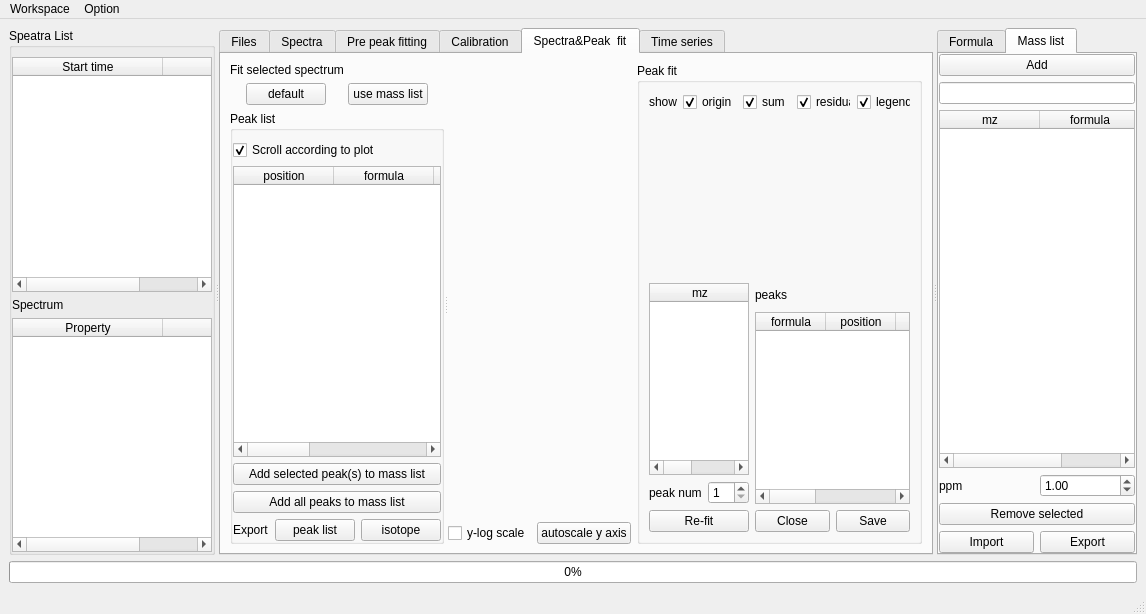
The window that Oribitool.ui (l460289052/Orbitool) describes before a commit, drawn with Qt 5.
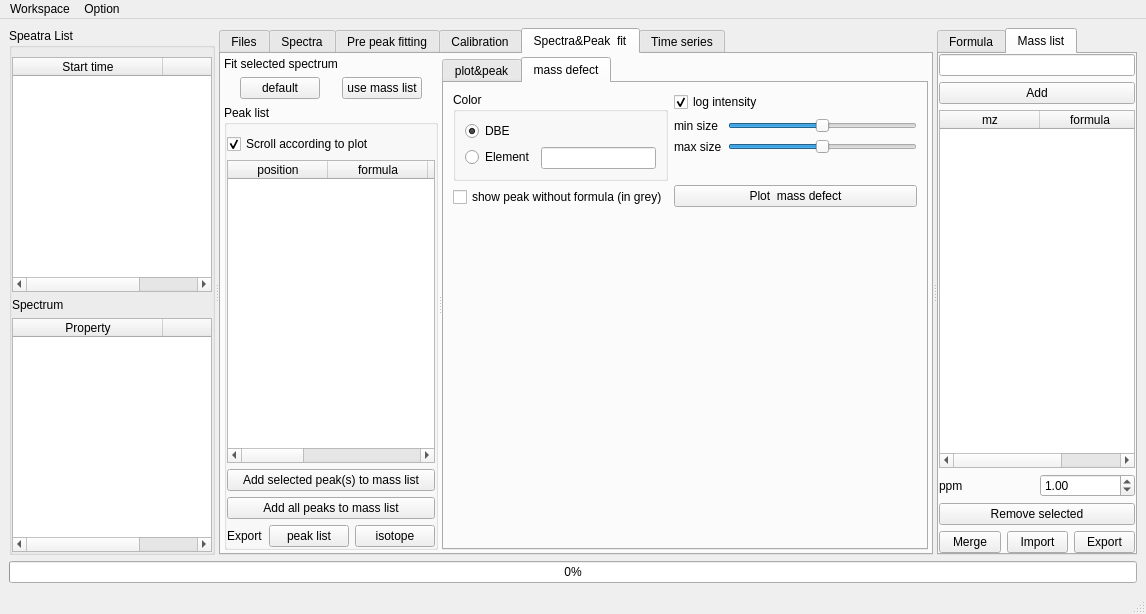
The same window after the commit. The open tabs and pages were chosen to show the change.

Commit message: ver1.2.0 bug fix: while remove peak from mass list; appended: log scale in timeseries, merge mass list, mass detect; changed: keep time interval

The edit to the form file:
```diff
--- a/Oribitool.ui
+++ b/Oribitool.ui
@@ -454,19 +454,6 @@
                </property>
               </widget>
              </item>
-             <item row="4" column="1">
-              <widget class="QDoubleSpinBox" name="averagePpmDoubleSpinBox">
-               <property name="minimum">
-                <double>0.010000000000000</double>
-               </property>
-               <property name="maximum">
-                <double>9.990000000000000</double>
-               </property>
-               <property name="value">
-                <double>1.000000000000000</double>
-               </property>
-              </widget>
-             </item>
              <item row="4" column="0">
               <widget class="QLabel" name="averagePpmLabel">
                <property name="text">
@@ -474,6 +461,19 @@
                </property>
               </widget>
              </item>
+             <item row="4" column="1">
+              <widget class="QDoubleSpinBox" name="averagePpmDoubleSpinBox">
+               <property name="minimum">
+                <double>0.010000000000000</double>
+               </property>
+               <property name="maximum">
+                <double>9.990000000000000</double>
+               </property>
+               <property name="value">
+                <double>1.000000000000000</double>
+               </property>
+              </widget>
+             </item>
              <item row="5" column="0" colspan="2">
               <widget class="QGroupBox" name="groupBox_6">
                <property name="sizePolicy">
@@ -1389,6 +1389,18 @@
          <string>Spectra&amp;&amp;Peak  fit</string>
         </attribute>
         <layout class="QVBoxLayout" name="verticalLayout_7">
+         <property name="leftMargin">
+          <number>3</number>
+         </property>
+         <property name="topMargin">
+          <number>3</number>
+         </property>
+         <property name="rightMargin">
+          <number>3</number>
+         </property>
+         <property name="bottomMargin">
+          <number>3</number>
+         </property>
          <item>
           <widget class="QSplitter" name="spectra3Splitter">
            <property name="orientation">
@@ -1593,8 +1605,27 @@
              </item>
             </layout>
            </widget>
-           <widget class="QWidget" name="layoutWidget">
-            <layout class="QHBoxLayout" name="horizontalLayout_6">
+           <widget class="QTabWidget" name="spectrum3TabWidget">
+            <property name="currentIndex">
+             <number>1</number>
+            </property>
+            <widget class="QWidget" name="spectrum3PlotPeakTab">
+             <attribute name="title">
+              <string>plot&amp;&amp;peak</string>
+             </attribute>
+             <layout class="QHBoxLayout" name="horizontalLayout_26">
+              <property name="leftMargin">
+               <number>3</number>
+              </property>
+              <property name="topMargin">
+               <number>3</number>
+              </property>
+              <property name="rightMargin">
+               <number>3</number>
+              </property>
+              <property name="bottomMargin">
+               <number>3</number>
+              </property>
              <item>
               <widget class="QWidget" name="spectrum3MainWidget" native="true">
                <property name="sizePolicy">
@@ -1919,11 +1950,181 @@
              </item>
             </layout>
            </widget>
-          </widget>
-         </item>
-        </layout>
-       </widget>
-       <widget class="QWidget" name="tab_5">
+            <widget class="QWidget" name="spectrum3MassDefectTab">
+             <attribute name="title">
+              <string>mass defect</string>
+             </attribute>
+             <layout class="QVBoxLayout" name="verticalLayout_20">
+              <item>
+               <layout class="QHBoxLayout" name="horizontalLayout_6">
+                <item>
+                 <layout class="QVBoxLayout" name="verticalLayout_24">
+                  <item>
+                   <widget class="QGroupBox" name="groupBox">
+                    <property name="sizePolicy">
+                     <sizepolicy hsizetype="Preferred" vsizetype="Preferred">
+                      <horstretch>0</horstretch>
+                      <verstretch>0</verstretch>
+                     </sizepolicy>
+                    </property>
+                    <property name="title">
+                     <string>Color</string>
+                    </property>
+                    <layout class="QFormLayout" name="formLayout_3">
+                     <item row="1" column="0">
+                      <widget class="QRadioButton" name="spectrum3MassDefectElementRadioButton">
+                       <property name="sizePolicy">
+                        <sizepolicy hsizetype="Preferred" vsizetype="Fixed">
+                         <horstretch>0</horstretch>
+                         <verstretch>0</verstretch>
+                        </sizepolicy>
+                       </property>
+                       <property name="text">
+                        <string>Element</string>
+                       </property>
+                      </widget>
+                     </item>
+                     <item row="1" column="1">
+                      <widget class="QLineEdit" name="spectrum3MassDefectElementLineEdit">
+                       <property name="sizePolicy">
+                        <sizepolicy hsizetype="Preferred" vsizetype="Fixed">
+                         <horstretch>0</horstretch>
+                         <verstretch>0</verstretch>
+                        </sizepolicy>
+                       </property>
+                      </widget>
+                     </item>
+                     <item row="0" column="0" colspan="2">
+                      <widget class="QRadioButton" name="spectrum3MassDefectDBERadioButton">
+                       <property name="sizePolicy">
+                        <sizepolicy hsizetype="Preferred" vsizetype="Fixed">
+                         <horstretch>0</horstretch>
+                         <verstretch>0</verstretch>
+                        </sizepolicy>
+                       </property>
+                       <property name="text">
+                        <string>DBE</string>
+                       </property>
+                       <property name="checked">
+                        <bool>true</bool>
+                       </property>
+                      </widget>
+                     </item>
+                    </layout>
+                   </widget>
+                  </item>
+                  <item>
+                   <widget class="QCheckBox" name="spectrum3MassDefectShowGreyCheckBox">
+                    <property name="text">
+                     <string>show peak without formula (in grey)</string>
+                    </property>
+                   </widget>
+                  </item>
+                 </layout>
+                </item>
+                <item>
+                 <layout class="QVBoxLayout" name="verticalLayout_22">
+                  <item>
+                   <widget class="QCheckBox" name="spectrum3MassDefectIntensityLogCheckBox">
+                    <property name="sizePolicy">
+                     <sizepolicy hsizetype="Preferred" vsizetype="Fixed">
+                      <horstretch>0</horstretch>
+                      <verstretch>0</verstretch>
+                     </sizepolicy>
+                    </property>
+                    <property name="text">
+                     <string>log intensity</string>
+                    </property>
+                    <property name="checked">
+                     <bool>true</bool>
+                    </property>
+                   </widget>
+                  </item>
+                  <item>
+                   <layout class="QFormLayout" name="formLayout_8">
+                    <item row="0" column="0">
+                     <widget class="QLabel" name="label_14">
+                      <property name="text">
+                       <string>min size</string>
+                      </property>
+                     </widget>
+                    </item>
+                    <item row="1" column="0">
+                     <widget class="QLabel" name="label_15">
+                      <property name="text">
+                       <string>max size</string>
+                      </property>
+                     </widget>
+                    </item>
+                    <item row="0" column="1">
+                     <widget class="QSlider" name="spectrum3MassDefectMiSizeHorizontalSlider">
+                      <property name="minimum">
+                       <number>-50</number>
+                      </property>
+                      <property name="maximum">
+                       <number>50</number>
+                      </property>
+                      <property name="value">
+                       <number>0</number>
+                      </property>
+                      <property name="orientation">
+                       <enum>Qt::Horizontal</enum>
+                      </property>
+                     </widget>
+                    </item>
+                    <item row="1" column="1">
+                     <widget class="QSlider" name="spectrum3MassDefectMaSizeHorizontalSlider">
+                      <property name="minimum">
+                       <number>-50</number>
+                      </property>
+                      <property name="maximum">
+                       <number>50</number>
+                      </property>
+                      <property name="value">
+                       <number>0</number>
+                      </property>
+                      <property name="orientation">
+                       <enum>Qt::Horizontal</enum>
+                      </property>
+                     </widget>
+                    </item>
+                   </layout>
+                  </item>
+                  <item>
+                   <widget class="QPushButton" name="spectrum3MassDefectPlotPushButton">
+                    <property name="sizePolicy">
+                     <sizepolicy hsizetype="Preferred" vsizetype="Fixed">
+                      <horstretch>0</horstretch>
+                      <verstretch>0</verstretch>
+                     </sizepolicy>
+                    </property>
+                    <property name="text">
+                     <string>Plot  mass defect</string>
+                    </property>
+                   </widget>
+                  </item>
+                 </layout>
+                </item>
+               </layout>
+              </item>
+              <item>
+               <widget class="QWidget" name="spectrum3MassDefectWidget" native="true">
+                <property name="sizePolicy">
+                 <sizepolicy hsizetype="Expanding" vsizetype="Expanding">
+                  <horstretch>0</horstretch>
+                  <verstretch>0</verstretch>
+                 </sizepolicy>
+                </property>
+               </widget>
+              </item>
+             </layout>
+            </widget>
+           </widget>
+          </widget>
+         </item>
+        </layout>
+       </widget>
+       <widget class="QWidget" name="timeSeriesTab">
         <attribute name="title">
          <string>Time series</string>
         </attribute>
@@ -2243,14 +2444,48 @@
           </layout>
          </item>
          <item>
+          <layout class="QVBoxLayout" name="verticalLayout_18">
+           <item>
           <widget class="QWidget" name="timeSeriesWidget" native="true">
            <property name="sizePolicy">
-            <sizepolicy hsizetype="Expanding" vsizetype="Preferred">
+              <sizepolicy hsizetype="Expanding" vsizetype="Expanding">
              <horstretch>0</horstretch>
              <verstretch>0</verstretch>
             </sizepolicy>
            </property>
           </widget>
+           </item>
+           <item>
+            <layout class="QHBoxLayout" name="horizontalLayout_24">
+             <item>
+              <widget class="QCheckBox" name="timeSeriesLogScaleCheckBox">
+               <property name="sizePolicy">
+                <sizepolicy hsizetype="Maximum" vsizetype="Fixed">
+                 <horstretch>0</horstretch>
+                 <verstretch>0</verstretch>
+                </sizepolicy>
+               </property>
+               <property name="text">
+                <string>y-log scale</string>
+               </property>
+              </widget>
+             </item>
+             <item>
+              <widget class="QPushButton" name="timeSeriesRescalePushButton">
+               <property name="sizePolicy">
+                <sizepolicy hsizetype="Maximum" vsizetype="Fixed">
+                 <horstretch>0</horstretch>
+                 <verstretch>0</verstretch>
+                </sizepolicy>
+               </property>
+               <property name="text">
+                <string>autoscale y axis</string>
+               </property>
+              </widget>
+             </item>
+            </layout>
+           </item>
+          </layout>
          </item>
         </layout>
        </widget>
@@ -2263,7 +2498,7 @@
         </size>
        </property>
        <property name="currentIndex">
-        <number>0</number>
+        <number>1</number>
        </property>
        <widget class="QWidget" name="tab_3">
         <attribute name="title">
@@ -2301,8 +2536,8 @@
              <rect>
               <x>0</x>
               <y>0</y>
-              <width>178</width>
-              <height>554</height>
+              <width>186</width>
+              <height>574</height>
              </rect>
             </property>
             <layout class="QFormLayout" name="formLayout">
@@ -2913,6 +3148,16 @@
          <property name="bottomMargin">
           <number>0</number>
          </property>
+         <item>
+          <widget class="QLineEdit" name="massListLineEdit">
+           <property name="sizePolicy">
+            <sizepolicy hsizetype="Preferred" vsizetype="Fixed">
+             <horstretch>0</horstretch>
+             <verstretch>0</verstretch>
+            </sizepolicy>
+           </property>
+          </widget>
+         </item>
          <item>
           <widget class="QPushButton" name="massListAddPushButton">
            <property name="sizePolicy">
@@ -2926,16 +3171,6 @@
            </property>
           </widget>
          </item>
-         <item>
-          <widget class="QLineEdit" name="massListLineEdit">
-           <property name="sizePolicy">
-            <sizepolicy hsizetype="Preferred" vsizetype="Fixed">
-             <horstretch>0</horstretch>
-             <verstretch>0</verstretch>
-            </sizepolicy>
-           </property>
-          </widget>
-         </item>
          <item>
           <widget class="QTableWidget" name="massListTableWidget">
            <property name="sizePolicy">
@@ -3030,6 +3265,13 @@
          </item>
          <item>
           <layout class="QHBoxLayout" name="horizontalLayout_13">
+           <item>
+            <widget class="QPushButton" name="massListMergePushButton">
+             <property name="text">
+              <string>Merge</string>
+             </property>
+            </widget>
+           </item>
            <item>
             <widget class="QPushButton" name="massListImportPushButton">
              <property name="sizePolicy">
@@ -3078,7 +3320,7 @@
      <x>0</x>
      <y>0</y>
      <width>1146</width>
-     <height>22</height>
+     <height>23</height>
     </rect>
    </property>
    <widget class="QMenu" name="menuWorkspace">
```
Lines whose indentation alone changed are shown as unchanged. The commit also changes 7 other files.
